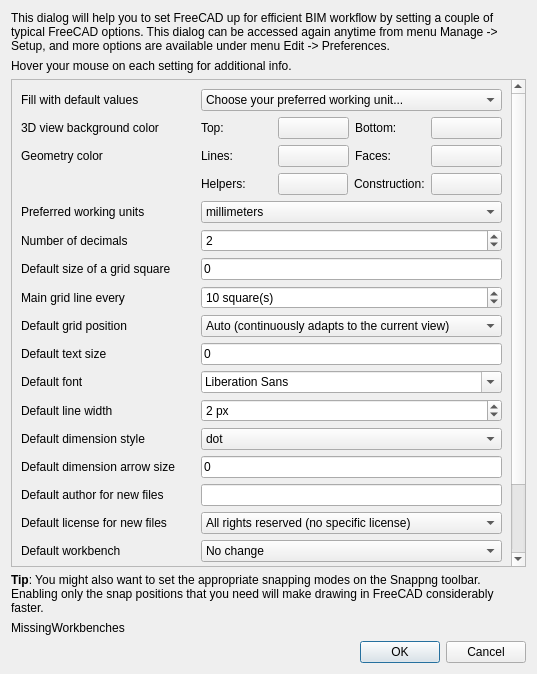
Before: the Qt Designer form dialogSetup.ui in yorikvanhavre/BIM_Workbench, drawn with Qt 5.
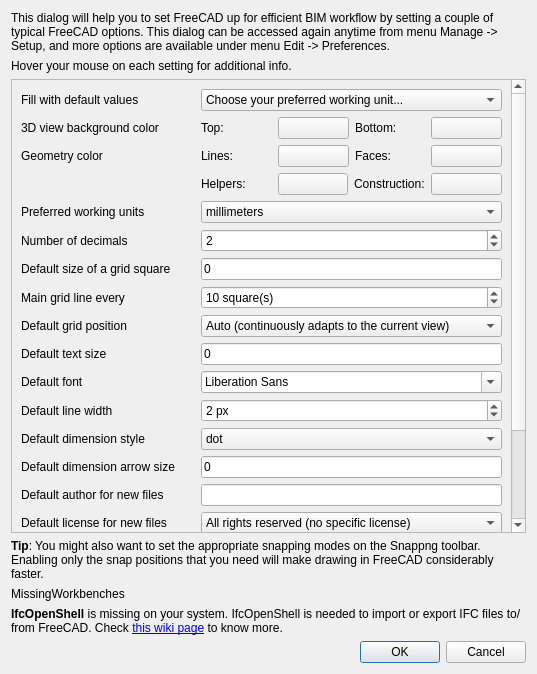
After: the same form once the commit is applied. Custom widgets are drawn as their Qt base class.

Commit message: inform about missing ifcopenshell in setup panel

What changed in the file:
```diff
--- a/dialogSetup.ui
+++ b/dialogSetup.ui
@@ -43,7 +43,7 @@
       <property name="geometry">
        <rect>
         <x>0</x>
-        <y>-187</y>
+        <y>0</y>
         <width>504</width>
         <height>657</height>
        </rect>
@@ -608,6 +608,19 @@
      </property>
     </widget>
    </item>
+   <item>
+    <widget class="QLabel" name="labelIfcOpenShell">
+     <property name="text">
+      <string>&lt;b&gt;IfcOpenShell&lt;/b&gt; is missing on your system. IfcOpenShell is needed to import or export IFC files to/from FreeCAD. Check &lt;a href=&quot;https://www.freecadweb.org/wiki/Arch_IFC&quot;&gt;this wiki page&lt;/a&gt; to know more.&lt;/p&gt;</string>
+     </property>
+     <property name="wordWrap">
+      <bool>true</bool>
+     </property>
+     <property name="openExternalLinks">
+      <bool>true</bool>
+     </property>
+    </widget>
+   </item>
    <item>
     <widget class="QDialogButtonBox" name="buttonBox">
      <property name="orientation">
```
Left out of the diff: 2 changed lines with no effect on the pictures. The commit also changes 1 other file.
